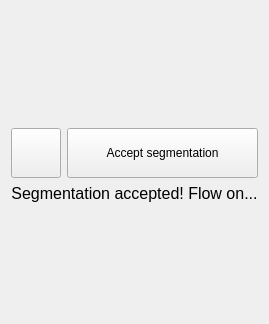
Old version of the form Plugins/org.mitk.gui.qt.flow.segmentation/src/internal/QmitkSegmentationFlowControlView.ui in the repository MITK/MITK.
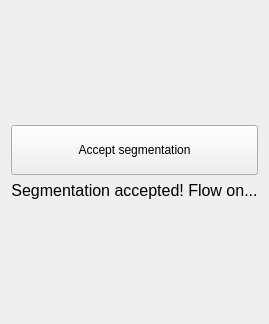
New version of the form. Custom widgets are drawn as their Qt base class.

Commit message: Move segmentation task list widget into dedicated plugin view

Patch:
```diff
--- a/Plugins/org.mitk.gui.qt.flow.segmentation/src/internal/QmitkSegmentationFlowControlView.ui
+++ b/Plugins/org.mitk.gui.qt.flow.segmentation/src/internal/QmitkSegmentationFlowControlView.ui
@@ -24,36 +24,8 @@
      </property>
     </spacer>
    </item>
-   <item>
-    <widget class="QmitkSegmentationTaskListWidget" name="segmentationTaskListWidget" native="true"/>
-   </item>
    <item>
     <layout class="QHBoxLayout" name="horizontalLayout">
-     <item>
-      <widget class="QPushButton" name="btnStore">
-       <property name="minimumSize">
-        <size>
-         <width>50</width>
-         <height>50</height>
-        </size>
-       </property>
-       <property name="maximumSize">
-        <size>
-         <width>50</width>
-         <height>50</height>
-        </size>
-       </property>
-       <property name="toolTip">
-        <string>Save interim segmentation</string>
-       </property>
-       <property name="iconSize">
-        <size>
-         <width>32</width>
-         <height>32</height>
-        </size>
-       </property>
-      </widget>
-     </item>
      <item>
       <widget class="QPushButton" name="btnStoreAndAccept">
        <property name="minimumSize">
@@ -103,14 +75,6 @@
    </item>
   </layout>
  </widget>
- <customwidgets>
-  <customwidget>
-   <class>QmitkSegmentationTaskListWidget</class>
-   <extends>QWidget</extends>
-   <header location="global">QmitkSegmentationTaskListWidget.h</header>
-   <container>1</container>
-  </customwidget>
- </customwidgets>
  <resources/>
  <connections/>
  <designerdata>
```
The commit also changes 13 other files.
